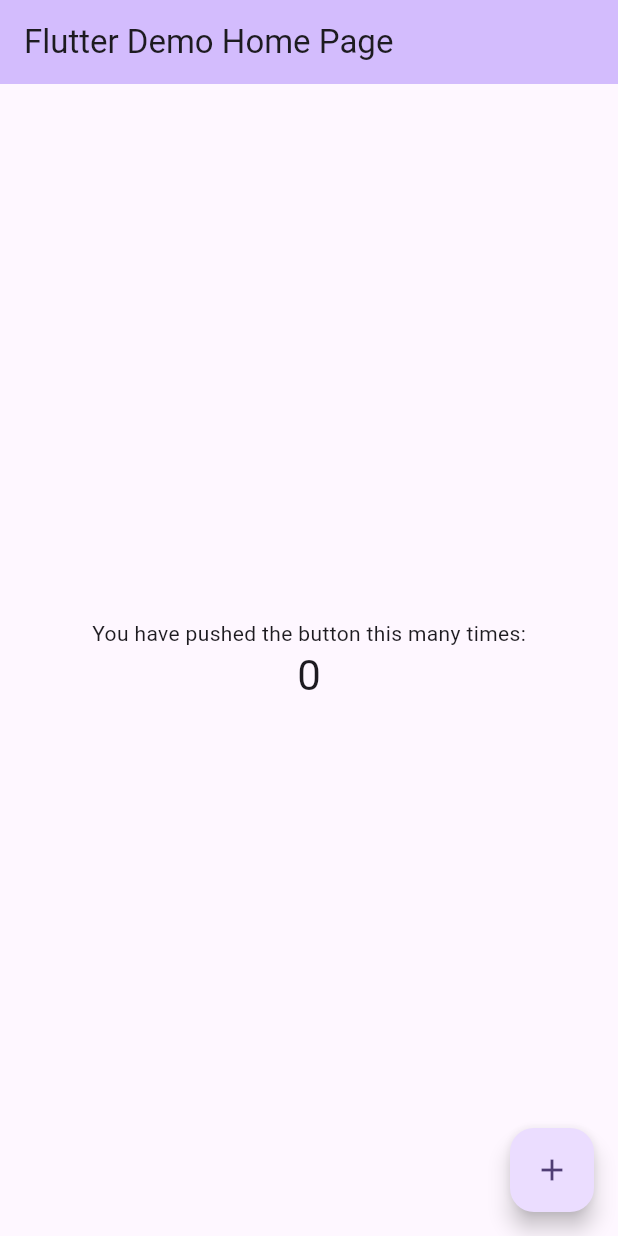
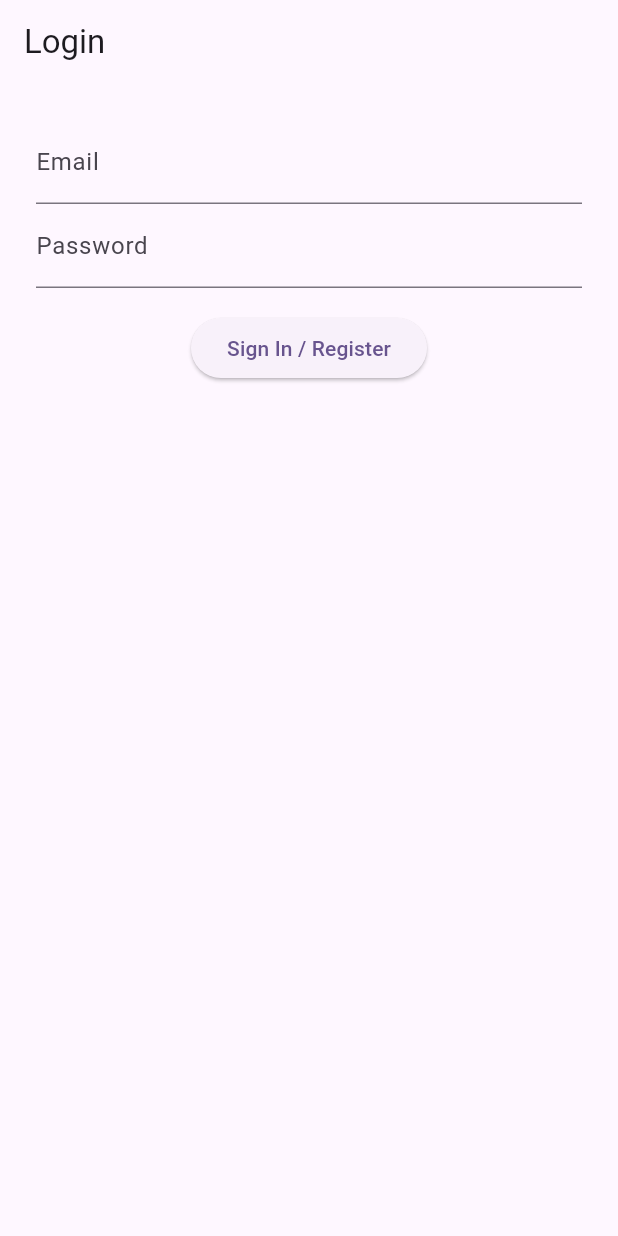
Before and after one commit to saisurisettigriffith/flutter_demo_ssuriset, a Flutter app: the screen it shows after launch, on a phone screen of 412 x 824 dp. Run offline on Flutter 3.47's test engine with Material 3 defaults, Android fonts, the phone set to English and light mode, and no system bars; our stand-ins replace firebase_auth, firebase_core; accounts and stored records are empty.

Commit message:
Sample Login Functionality

```diff
--- a/lib/main.dart
+++ b/lib/main.dart
@@ -1,122 +1,148 @@
+// lib/main.dart
+
 import 'package:flutter/material.dart';
+import 'package:firebase_core/firebase_core.dart';
+import 'package:firebase_auth/firebase_auth.dart';
+import 'firebase_options.dart';
 
-void main() {
+void main() async {
+  WidgetsFlutterBinding.ensureInitialized();
+  await Firebase.initializeApp(
+    options: DefaultFirebaseOptions.currentPlatform,
+  );
   runApp(const MyApp());
 }
 
 class MyApp extends StatelessWidget {
   const MyApp({super.key});
-
-  // This widget is the root of your application.
   @override
   Widget build(BuildContext context) {
     return MaterialApp(
       title: 'Flutter Demo by Sai Surisetti',
-      theme: ThemeData(
-        // This is the theme of your application.
-        //
-        // TRY THIS: Try running your application with "flutter run". You'll see
-        // the application has a purple toolbar. Then, without quitting the app,
-        // try changing the seedColor in the colorScheme below to Colors.green
-        // and then invoke "hot reload" (save your changes or press the "hot
-        // reload" button in a Flutter-supported IDE, or press "r" if you used
-        // the command line to start the app).
-        //
-        // Notice that the counter didn't reset back to zero; the application
-        // state is not lost during the reload. To reset the state, use hot
-        // restart instead.
-        //
-        // This works for code too, not just values: Most code changes can be
-        // tested with just a hot reload.
+      theme: ThemeData.from(
         colorScheme: ColorScheme.fromSeed(seedColor: Colors.deepPurple),
+        useMaterial3: true,
       ),
-      home: const MyHomePage(title: 'Flutter Demo Home Page'),
+      home: const AuthGate(),
     );
   }
 }
 
-class MyHomePage extends StatefulWidget {
-  const MyHomePage({super.key, required this.title});
-
-  // This widget is the home page of your application. It is stateful, meaning
-  // that it has a State object (defined below) that contains fields that affect
-  // how it looks.
-
-  // This class is the configuration for the state. It holds the values (in this
-  // case the title) provided by the parent (in this case the App widget) and
-  // used by the build method of the State. Fields in a Widget subclass are
-  // always marked "final".
-
-  final String title;
-
+class AuthGate extends StatelessWidget {
+  const AuthGate({super.key});
   @override
-  State<MyHomePage> createState() => _MyHomePageState();
+  Widget build(BuildContext context) {
+    return StreamBuilder<User?>(
+      stream: FirebaseAuth.instance.authStateChanges(),
+      builder: (context, snapshot) {
+        if (snapshot.connectionState == ConnectionState.waiting) {
+          return const Scaffold(body: Center(child: CircularProgressIndicator()));
+        }
+        return snapshot.hasData ? const HomePage() : const LoginPage();
+      },
+    );
+  }
 }
 
-class _MyHomePageState extends State<MyHomePage> {
-  int _counter = 0;
+class LoginPage extends StatefulWidget {
+  const LoginPage({super.key});
+  @override _LoginPageState createState() => _LoginPageState();
+}
 
-  void _incrementCounter() {
-    setState(() {
-      // This call to setState tells the Flutter framework that something has
-      // changed in this State, which causes it to rerun the build method below
-      // so that the display can reflect the updated values. If we changed
-      // _counter without calling setState(), then the build method would not be
-      // called again, and so nothing would appear to happen.
-      _counter++;
-    });
+class _LoginPageState extends State<LoginPage> {
+  final _formKey = GlobalKey<FormState>();
+  final _emailCtrl = TextEditingController();
+  final _passCtrl = TextEditingController();
+  bool _loading = false;
+  String? _error;
+
+  Future<void> _submit() async {
+    if (!_formKey.currentState!.validate()) return;
+    setState(() { _loading = true; _error = null; });
+    try {
+      await FirebaseAuth.instance.signInWithEmailAndPassword(
+        email: _emailCtrl.text.trim(),
+        password: _passCtrl.text.trim(),
+      );
+    } on FirebaseAuthException catch (e) {
+      if (e.code == 'user-not-found') {
+        try {
+          final cred = await FirebaseAuth.instance
+              .createUserWithEmailAndPassword(
+                email: _emailCtrl.text.trim(),
+                password: _passCtrl.text.trim(),
+              );
+          await cred.user!.updateDisplayName(_emailCtrl.text.split('@').first);
+        } catch (e2) {
+          _error = e2.toString();
+        }
+      } else {
+        _error = e.message;
+      }
+    } finally {
+      if (mounted) setState(() => _loading = false);
+    }
   }
 
   @override
   Widget build(BuildContext context) {
-    // This method is rerun every time setState is called, for instance as done
-    // by the _incrementCounter method above.
-    //
-    // The Flutter framework has been optimized to make rerunning build methods
-    // fast, so that you can just rebuild anything that needs updating rather
-    // than having to individually change instances of widgets.
     return Scaffold(
-      appBar: AppBar(
-        // TRY THIS: Try changing the color here to a specific color (to
-        // Colors.amber, perhaps?) and trigger a hot reload to see the AppBar
-        // change color while the other colors stay the same.
-        backgroundColor: Theme.of(context).colorScheme.inversePrimary,
-        // Here we take the value from the MyHomePage object that was created by
-        // the App.build method, and use it to set our appbar title.
-        title: Text(widget.title),
-      ),
-      body: Center(
-        // Center is a layout widget. It takes a single child and positions it
-        // in the middle of the parent.
-        child: Column(
-          // Column is also a layout widget. It takes a list of children and
-          // arranges them vertically. By default, it sizes itself to fit its
-          // children horizontally, and tries to be as tall as its parent.
-          //
-          // Column has various properties to control how it sizes itself and
-          // how it positions its children. Here we use mainAxisAlignment to
-          // center the children vertically; the main axis here is the vertical
-          // axis because Columns are vertical (the cross axis would be
-          // horizontal).
-          //
-          // TRY THIS: Invoke "debug painting" (choose the "Toggle Debug Paint"
-          // action in the IDE, or press "p" in the console), to see the
-          // wireframe for each widget.
-          mainAxisAlignment: MainAxisAlignment.center,
-          children: <Widget>[
-            const Text('You have pushed the button this many times:'),
-            Text(
-              '$_counter',
-              style: Theme.of(context).textTheme.headlineMedium,
+      appBar: AppBar(title: const Text('Login')),
+      body: Padding(
+        padding: const EdgeInsets.all(24),
+        child: Form(
+          key: _formKey,
+          child: Column(mainAxisSize: MainAxisSize.min, children: [
+            if (_error != null)
+              Text(_error!, style: const TextStyle(color: Colors.red)),
+            TextFormField(
+              controller: _emailCtrl,
+              decoration: const InputDecoration(labelText: 'Email'),
+              validator: (v) =>
+                  v != null && v.contains('@') ? null : 'Enter a valid email',
             ),
-          ],
+            TextFormField(
+              controller: _passCtrl,
+              decoration: const InputDecoration(labelText: 'Password'),
+              obscureText: true,
+              validator: (v) =>
+                  v != null && v.length >= 6 ? null : 'Min 6 characters',
+            ),
+            const SizedBox(height: 16),
+            ElevatedButton(
+              onPressed: _loading ? null : _submit,
+              child: _loading
+                  ? const CircularProgressIndicator()
+                  : const Text('Sign In / Register'),
+            ),
+          ]),
         ),
       ),
-      floatingActionButton: FloatingActionButton(
-        onPressed: _incrementCounter,
-        tooltip: 'Increment',
-        child: const Icon(Icons.add),
-      ), // This trailing comma makes auto-formatting nicer for build methods.
     );
   }
 }
+
+class HomePage extends StatelessWidget {
+  const HomePage({super.key});
+  @override
+  Widget build(BuildContext context) {
+    final user = FirebaseAuth.instance.currentUser!;
+    return Scaffold(
+      appBar: AppBar(
+        title: const Text('Home'),
+        actions: [
+          IconButton(
+            icon: const Icon(Icons.logout),
+            onPressed: () => FirebaseAuth.instance.signOut(),
+          )
+        ],
+      ),
+      body: Center(
+        child: Text(
+          "Hey, ${user.displayName ?? user.email}! You’re logged in.",
+          style: Theme.of(context).textTheme.headlineSmall,
+        ),
+      ),
+    );
+  }
+}
```
Also changed, not shown: lib/firebase_options.dart.
